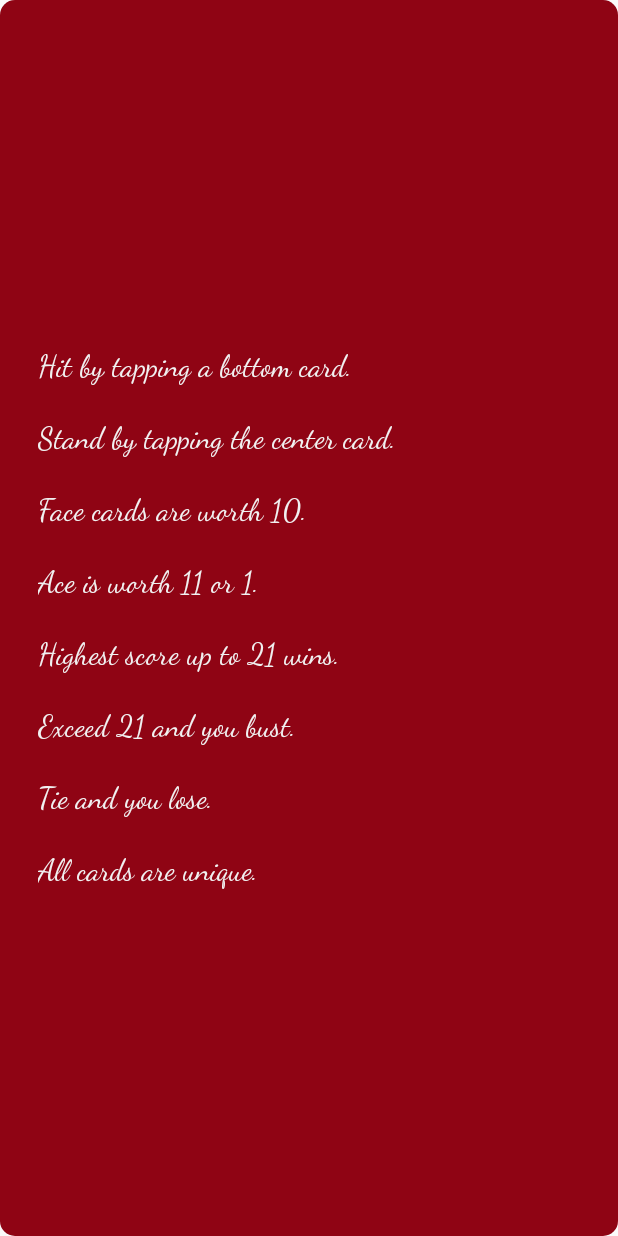
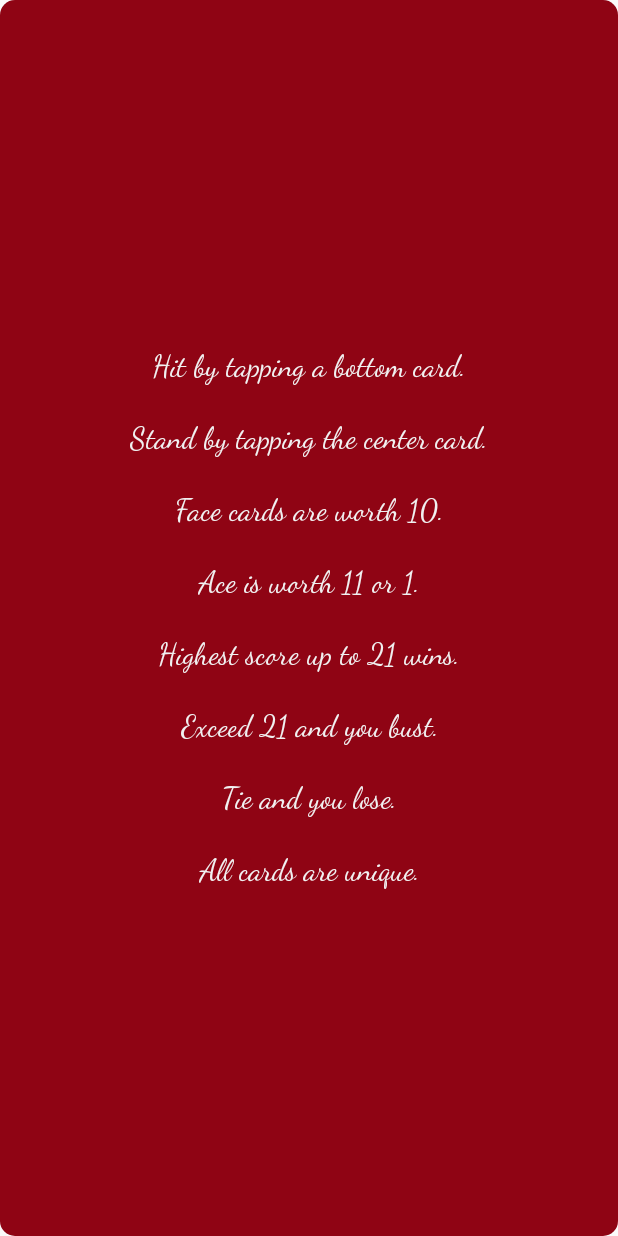
Before and after one commit to daniel-sm-yu/Jacques, an Android app: the layout activity_instruction.xml on its own in the app's theme, with its tools: preview values and no code run, on a phone screen of 412 x 824 dp. Run offline under Robolectric (Android 15) with nearby library versions, the phone set to English and light mode, and no system bars.

Commit message:
shortened game over time and aligned instructions to center

```diff
--- a/app/src/main/java/com/dsyu/jacques/MainActivity.java
+++ b/app/src/main/java/com/dsyu/jacques/MainActivity.java
@@ -315,6 +315,6 @@ public class MainActivity extends AppCompatActivity {
                 intent.putExtra( "playerScore", playerScore );
                 startActivity( intent );
             }
-        }, 1250 );
+        }, 750 );
     }
 }
--- a/app/src/main/res/layout/activity_instruction.xml
+++ b/app/src/main/res/layout/activity_instruction.xml
@@ -9,7 +9,7 @@
     tools:context=".InstructionActivity">
 
     <TextView
-        android:id="@+id/textView"
+        android:id="@+id/instructionTextView"
         android:layout_width="0dp"
         android:layout_height="wrap_content"
         android:layout_marginStart="25dp"
@@ -19,6 +19,7 @@
         android:layout_marginRight="25dp"
         android:layout_marginBottom="32dp"
         android:gravity="center_vertical"
+        android:textAlignment="center"
         android:text="Hit by tapping a bottom card.\n\nStand by tapping the center card.\n\nFace cards are worth 10.\n\nAce is worth 11 or 1.\n\nHighest score up to 21 wins.\n\nExceed 21 and you bust.\n\nTie and you lose.\n\nAll cards are unique."
         android:textColor="@color/gray"
         android:textSize="20sp"
```
